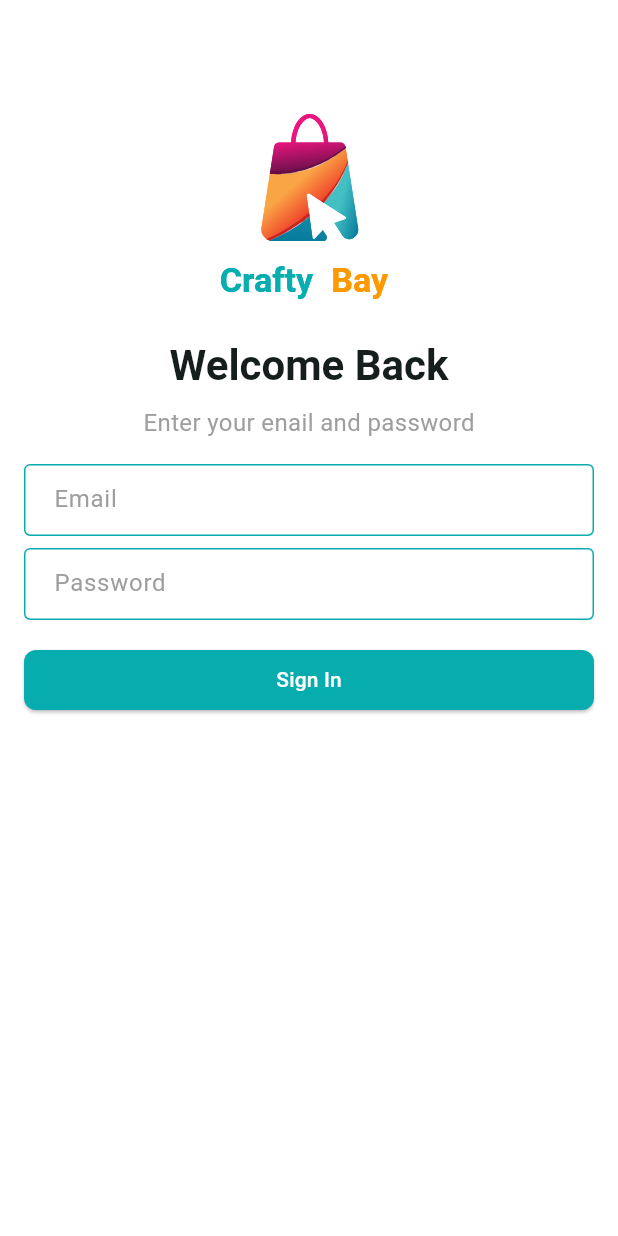
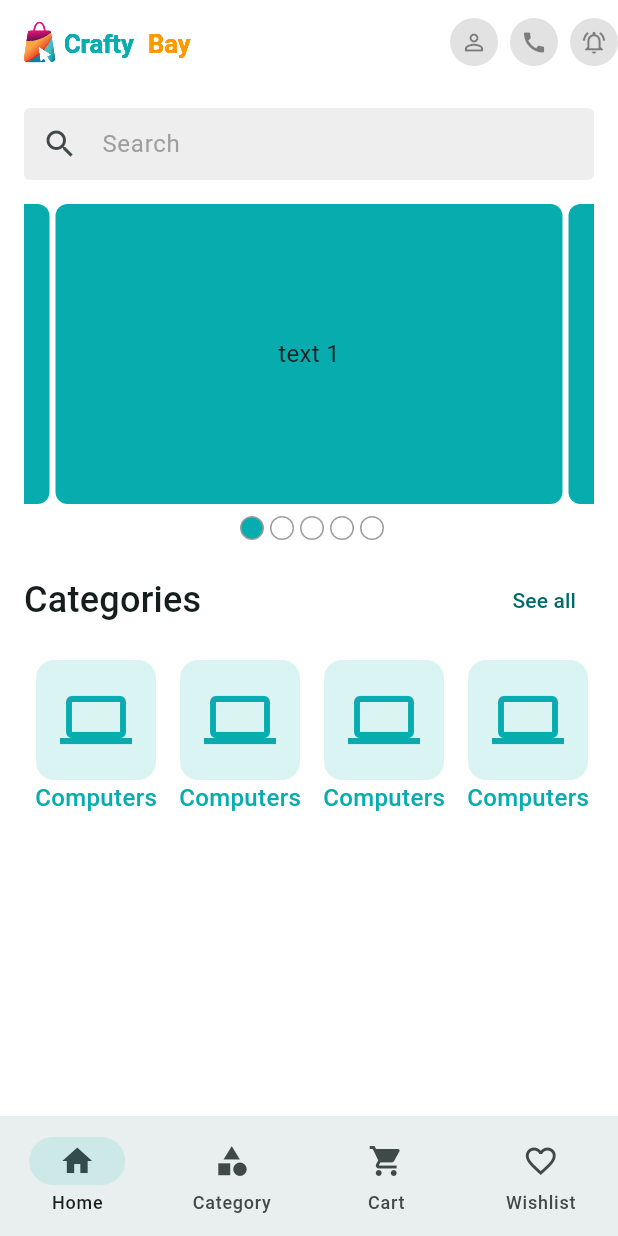
Before and after one commit to GaziTayeb75/ecommerce, a Flutter app: the screen it shows after launch, on a phone screen of 412 x 824 dp. Run offline on Flutter 3.47's test engine with Material 3 defaults, Android fonts, the phone set to English and light mode, and no system bars; drawn by our look-alikes of carousel_slider; our stand-ins replace firebase_core, firebase_crashlytics, flutter_svg, pin_code_fields; accounts and stored records are empty; generated files the repository leaves out were written again.

Commit message:
[WIP]: Home screen ui design in progress

```diff
--- a/lib/app/app.dart
+++ b/lib/app/app.dart
@@ -47,6 +47,9 @@ class _CraftyBayState extends State<CraftyBay> {
             foregroundColor: Colors.white,
             backgroundColor: AppColors.themeColor,
           ),
+        ),
+        appBarTheme: AppBarTheme(
+          backgroundColor: Colors.white,
         )
       ),
       localizationsDelegates: const [
--- a/lib/app/app_routes.dart
+++ b/lib/app/app_routes.dart
@@ -1,5 +1,8 @@
 import 'package:ecommerce/features/auth/ui/screens/sign_in_screen.dart';
+import 'package:ecommerce/features/auth/ui/screens/sign_up_screen.dart';
 import 'package:ecommerce/features/auth/ui/screens/splash_screen.dart';
+import 'package:ecommerce/features/auth/ui/screens/verify_otp_screen.dart';
+import 'package:ecommerce/features/common/ui/screens/main_bottom_nav_bar_screen.dart';
 import 'package:flutter/material.dart';
 
 class AppRoutes {
@@ -9,6 +12,12 @@ class AppRoutes {
       route = const SplashScreen();
     }else if (settings.name == SignInScreen.name){
       route = const SignInScreen();
+    }else if (settings.name == SignUpScreen.name){
+      route = const SignUpScreen();
+    }else if (settings.name == VerifyOtpScreen.name){
+      route = const VerifyOtpScreen();
+    }else if (settings.name == MainBottomNavBarScreen.name){
+      route = const MainBottomNavBarScreen();
     }
 
     return MaterialPageRoute(
--- a/lib/app/assets_path.dart
+++ b/lib/app/assets_path.dart
@@ -2,5 +2,6 @@ class AssetsPath {
 static const String _imageBaseUrl = 'assets/images';
 
 static const String logoSvg = '$_imageBaseUrl/logo.svg';
+static const String logoNavSvg = '$_imageBaseUrl/logo_nav.svg';
 
 }
--- a/lib/features/auth/ui/screens/splash_screen.dart
+++ b/lib/features/auth/ui/screens/splash_screen.dart
@@ -1,6 +1,6 @@
 import 'package:ecommerce/app/app_configs.dart';
-import 'package:ecommerce/app/assets_path.dart';
 import 'package:ecommerce/features/auth/ui/screens/sign_in_screen.dart';
+import 'package:ecommerce/features/common/ui/screens/main_bottom_nav_bar_screen.dart';
 import 'package:flutter/material.dart';
 import 'package:flutter_gen/gen_l10n/app_localizations.dart';
 import '../widgets/app_logo.dart';
@@ -24,7 +24,7 @@ class _SplashScreenState extends State<SplashScreen> {
 
 Future<void> _moveToNextScreen() async {
   await Future.delayed(const Duration(seconds: 2));
-  Navigator.pushReplacementNamed(context, SignInScreen.name);
+  Navigator.pushReplacementNamed(context, MainBottomNavBarScreen.name);
 }
 
   @override
--- /dev/null
+++ b/lib/features/common/ui/screens/main_bottom_nav_bar_screen.dart
@@ -0,0 +1,44 @@
+import 'package:ecommerce/features/home/ui/screens/home_screen.dart';
+import 'package:flutter/material.dart';
+
+class MainBottomNavBarScreen extends StatefulWidget {
+  const MainBottomNavBarScreen({super.key});
+
+
+  static const String name = '/main-nav-bar-screen';
+
+  @override
+  State<MainBottomNavBarScreen> createState() => _MainBottomNavBarScreenState();
+}
+
+class _MainBottomNavBarScreenState extends State<MainBottomNavBarScreen> {
+ int _selectedIndex = 0;
+
+ final List<Widget> _screens = [
+  const HomeScreen(),
+  const HomeScreen(),
+  const HomeScreen(),
+  const HomeScreen(),
+ ];
+
+  @override
+  Widget build(BuildContext context) {
+    return Scaffold(
+      body: _screens[_selectedIndex],
+      bottomNavigationBar: NavigationBar(
+        selectedIndex: _selectedIndex,
+        onDestinationSelected: (int index){
+          _selectedIndex = index;
+          setState(() {});
+        },
+        destinations: const [
+          NavigationDestination(icon: Icon(Icons.home), label: 'Home'),
+          NavigationDestination(icon: Icon(Icons.category), label: 'Category'),
+          NavigationDestination(icon: Icon(Icons.shopping_cart), label: 'Cart'),
+          NavigationDestination(icon: Icon(Icons.favorite_border), label: 'Wishlist'
+          ),
+        ],
+      ),
+    );
+  }
+}
--- /dev/null
+++ b/lib/features/home/ui/screens/home_screen.dart
@@ -0,0 +1,89 @@
+import 'package:ecommerce/app/assets_path.dart';
+import 'package:ecommerce/core/extensions/localization_extension.dart';
+import 'package:flutter/material.dart';
+import 'package:flutter_svg/flutter_svg.dart';
+import '../widgets/app_bar_action_button.dart';
+import '../widgets/category_item.dart';
+import '../widgets/home_carousel_slider.dart';
+import '../widgets/section_header.dart';
+
+class HomeScreen extends StatefulWidget {
+  const HomeScreen({super.key});
+
+  @override
+  State<HomeScreen> createState() => _HomeScreenState();
+}
+
+class _HomeScreenState extends State<HomeScreen> {
+  @override
+  Widget build(BuildContext context) {
+    return Scaffold(
+      appBar: _buildAppBar(),
+      body: Padding(
+        padding: const EdgeInsets.all(16),
+        child: Column(
+          children: [
+            _buildSearchTextField(),
+            const SizedBox(height: 16),
+            HomeCarouselSlider(),
+            const SizedBox(height: 16),
+            SectionHeader(
+              title: context.localization.categories,
+              onTapSeeAll: () {},
+            ),
+            const SizedBox(height: 16),
+            _buildCategoriesSection()
+          ],
+        ),
+      ),
+    );
+  }
+
+  Widget _buildCategoriesSection() {
+    return SingleChildScrollView(
+            scrollDirection: Axis.horizontal,
+            child: Row(
+              children: [
+                CategoryItem(),
+                CategoryItem(),
+                CategoryItem(),
+                CategoryItem(),
+                CategoryItem(),
+                CategoryItem(),
+                CategoryItem(),
+              ],
+            ),
+          );
+  }
+
+  Widget _buildSearchTextField() {
+    return TextField(
+      textInputAction: TextInputAction.search,
+      decoration: InputDecoration(
+        fillColor: Colors.grey.shade200,
+        filled: true,
+        hintText: 'Search',
+        prefixIcon: Icon(Icons.search),
+        border: OutlineInputBorder(borderSide: BorderSide.none),
+        enabledBorder: OutlineInputBorder(borderSide: BorderSide.none),
+        focusedBorder: OutlineInputBorder(borderSide: BorderSide.none),
+      ),
+    );
+  }
+
+  AppBar _buildAppBar() {
+    return AppBar(
+      title: SvgPicture.asset(AssetsPath.logoNavSvg),
+      actions: [
+        AppBarActionButton(icon: Icons.person_outline, onTap: () {}),
+        const SizedBox(width: 8),
+        AppBarActionButton(icon: Icons.call, onTap: () {}),
+        const SizedBox(width: 8),
+        AppBarActionButton(
+          icon: Icons.notifications_active_outlined,
+          onTap: () {},
+        ),
+      ],
+    );
+  }
+}
--- /dev/null
+++ b/lib/features/home/ui/widgets/app_bar_action_button.dart
@@ -0,0 +1,25 @@
+import 'package:flutter/material.dart';
+
+class AppBarActionButton extends StatelessWidget {
+  const AppBarActionButton({
+    super.key,
+    required this.icon,
+    required this.onTap,
+  });
+
+  final IconData icon;
+  final VoidCallback onTap;
+
+  @override
+  Widget build(BuildContext context) {
+    return GestureDetector(
+      onTap: onTap,
+      child: CircleAvatar(
+        radius: 16,
+        backgroundColor: Colors.grey.withOpacity(0.3),
+        child: Icon(icon, color: Colors.black45,
+          size: 18,),
+      ),
+    );
+  }
+}
--- /dev/null
+++ b/lib/features/home/ui/widgets/category_item.dart
@@ -0,0 +1,38 @@
+import 'package:flutter/material.dart';
+
+import '../../../../app/app_colors.dart';
+
+class CategoryItem extends StatelessWidget {
+  const CategoryItem({
+    super.key,
+  });
+
+  @override
+  Widget build(BuildContext context) {
+    return Column(
+      children: [
+        Card(
+          margin: EdgeInsets.symmetric(horizontal: 8),
+          color: AppColors.themeColor.withOpacity(0.15),
+          elevation: 0,
+          child: Padding(
+            padding: const EdgeInsets.all(16.0),
+            child: const Icon(
+              Icons.computer,
+              size: 48,
+              color: AppColors.themeColor,
+            ),
+          ),
+        ),
+        const Text(
+          'Computers',
+          style: TextStyle(
+            color: AppColors.themeColor,
+            fontWeight: FontWeight.w500,
+            fontSize: 16,
+          ),
+        ),
+      ],
+    );
+  }
+}
--- /dev/null
+++ b/lib/features/home/ui/widgets/home_carousel_slider.dart
@@ -0,0 +1,69 @@
+import 'package:carousel_slider/carousel_slider.dart';
+import 'package:ecommerce/app/app_colors.dart';
+import 'package:flutter/material.dart';
+
+class HomeCarouselSlider extends StatefulWidget {
+  const HomeCarouselSlider({super.key});
+
+  @override
+  State<HomeCarouselSlider> createState() => _HomeCarouselSliderState();
+}
+
+class _HomeCarouselSliderState extends State<HomeCarouselSlider> {
+  int _selectedSlider = 0;
+  @override
+  Widget build(BuildContext context) {
+    return Column(
+      children: [
+        CarouselSlider(
+          options: CarouselOptions(
+            height: 200.0,
+            viewportFraction: 0.9,
+            onPageChanged: (index, reason) {
+              _selectedSlider = index;
+              setState(() {});
+            },
+          ),
+          items:
+              [1, 2, 3, 4, 5].map((i) {
+                return Builder(
+                  builder: (BuildContext context) {
+                    return Container(
+                      width: MediaQuery.of(context).size.width,
+                      margin: EdgeInsets.symmetric(horizontal: 2),
+                      decoration: BoxDecoration(
+                        color: AppColors.themeColor,
+                        borderRadius: BorderRadius.circular(8),
+                      ),
+                      child: Center(
+                        child: Text(
+                          'text $i',
+                          style: TextStyle(fontSize: 16.0),
+                        ),
+                      ),
+                    );
+                  },
+                );
+              }).toList(),
+        ),
+        const SizedBox(height: 8,),
+        Row(
+          mainAxisAlignment: MainAxisAlignment.center,
+          children: [
+            for (int i = 0; i < 5; i++)
+              Container(
+                height: 16,
+                width: 16,
+                margin: EdgeInsets.only(left: 4),
+                decoration:BoxDecoration(
+                  borderRadius: BorderRadius.circular(16),
+                  border: Border.all(color: Colors.grey),
+                  color: _selectedSlider == i ? AppColors.themeColor : Colors.white,
+                ) ,
+              ),
+          ],
+        ),
+      ],
+    );
+  }
+}
--- /dev/null
+++ b/lib/features/home/ui/widgets/section_header.dart
@@ -0,0 +1,28 @@
+import 'package:ecommerce/core/extensions/localization_extension.dart';
+import 'package:flutter/material.dart';
+
+class SectionHeader extends StatelessWidget {
+  const SectionHeader({
+    super.key, required this.title, required this.onTapSeeAll,
+  });
+
+  final String title;
+  final VoidCallback onTapSeeAll;
+
+  @override
+  Widget build(BuildContext context) {
+    TextTheme textTheme = Theme.of(context).textTheme;
+    return Row(
+      mainAxisAlignment: MainAxisAlignment.spaceBetween,
+      children: [
+        Text(title, style: textTheme.titleMedium?.copyWith(
+            fontSize: 24
+        ),),
+        TextButton(
+          onPressed: onTapSeeAll,
+          child: Text(context.localization.seeAll),
+        ),
+      ],
+    );
+  }
+}
--- a/pubspec.yaml
+++ b/pubspec.yaml
@@ -21,6 +21,8 @@ dependencies:
   firebase_core: ^3.12.1
   firebase_crashlytics: ^4.3.4
   firebase_analytics: ^11.4.4
+  pin_code_fields: ^8.0.1
+  carousel_slider: ^5.0.0
 
 dev_dependencies:
   flutter_test:
```
Also changed, not shown: lib/features/auth/ui/screens/sign_in_screen.dart (+28 -4 lines), lib/features/auth/ui/screens/sign_up_screen.dart (added, +154 -0 lines), lib/features/auth/ui/screens/verify_otp_screen.dart (added, +80 -0 lines), lib/l10n/app_bn.arb (+13 -2 lines), lib/l10n/app_en.arb (+13 -2 lines), assets/images/logo_nav.svg (added), pubspec.lock.
